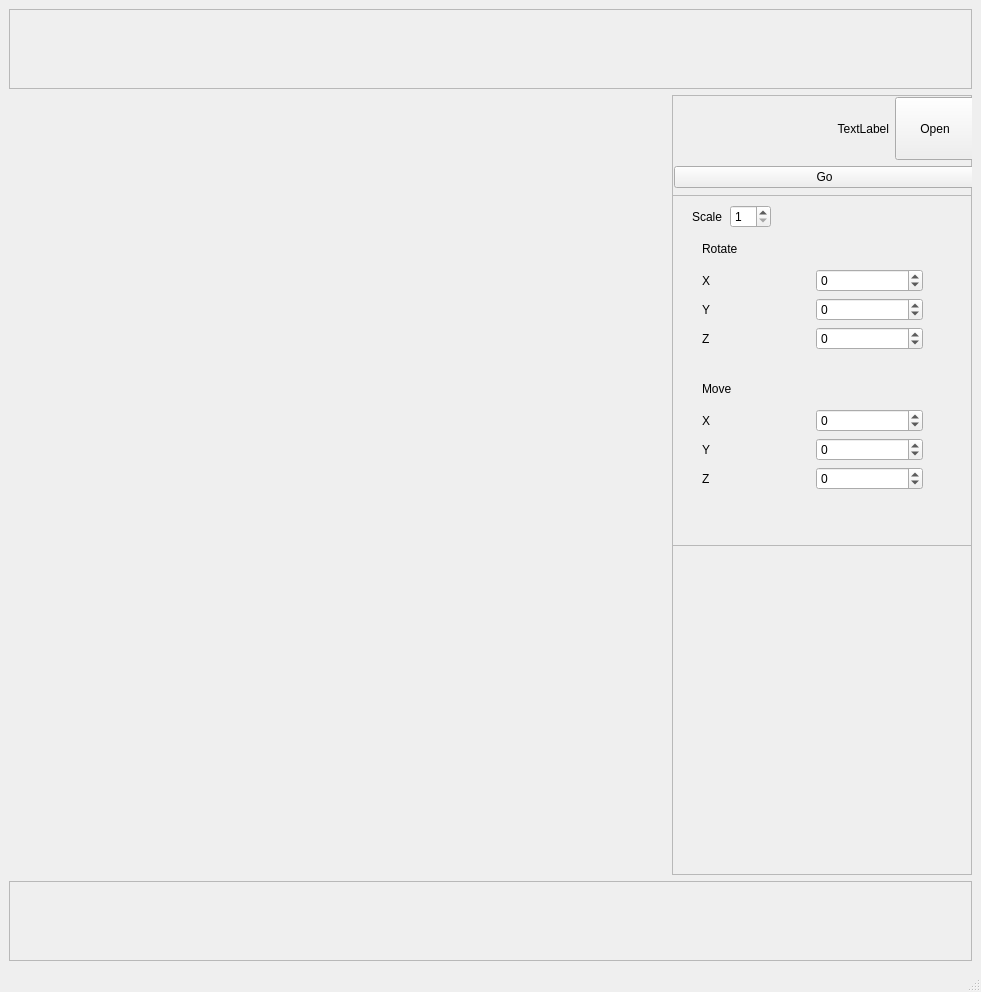
Before: the Qt Designer form src/View/mainwindow.ui in klotzgal/3DViewer_v2.1, drawn with Qt 5.
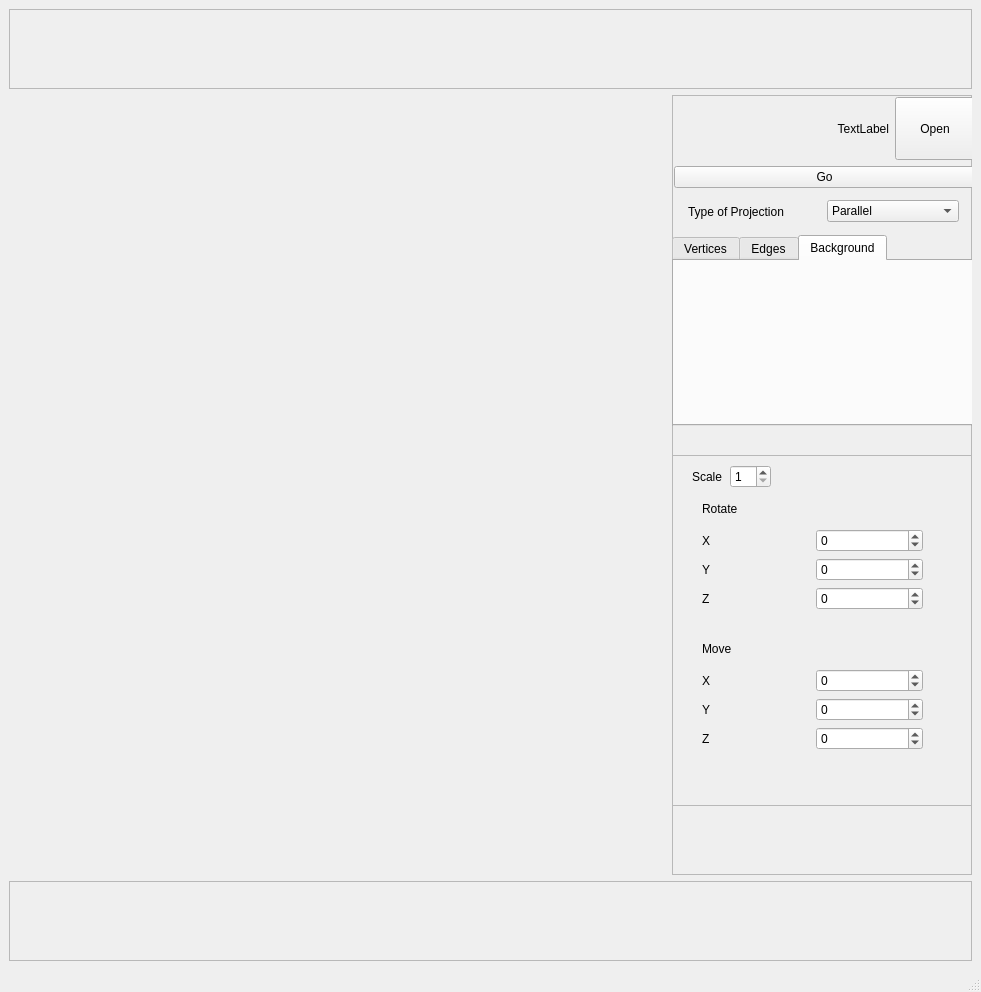
After: the same form once the commit is applied. Custom widgets are drawn as their Qt base class.

Diff of the .ui file:
```diff
--- a/src/View/mainwindow.ui
+++ b/src/View/mainwindow.ui
@@ -95,7 +95,7 @@
          <property name="geometry">
           <rect>
            <x>0</x>
-           <y>100</y>
+           <y>360</y>
            <width>301</width>
            <height>351</height>
           </rect>
@@ -370,6 +370,67 @@
           </item>
          </layout>
         </widget>
+        <widget class="QTabWidget" name="style_tab">
+         <property name="geometry">
+          <rect>
+           <x>0</x>
+           <y>140</y>
+           <width>301</width>
+           <height>191</height>
+          </rect>
+         </property>
+         <property name="currentIndex">
+          <number>2</number>
+         </property>
+         <widget class="QWidget" name="tab_3">
+          <attribute name="title">
+           <string>Vertices</string>
+          </attribute>
+         </widget>
+         <widget class="QWidget" name="tab">
+          <attribute name="title">
+           <string>Edges</string>
+          </attribute>
+         </widget>
+         <widget class="QWidget" name="tab_2">
+          <attribute name="title">
+           <string>Background</string>
+          </attribute>
+         </widget>
+        </widget>
+        <widget class="QWidget" name="">
+         <property name="geometry">
+          <rect>
+           <x>16</x>
+           <y>101</y>
+           <width>271</width>
+           <height>31</height>
+          </rect>
+         </property>
+         <layout class="QHBoxLayout" name="horizontalLayout_9">
+          <item>
+           <widget class="QLabel" name="projection_title">
+            <property name="text">
+             <string>Type of Projection</string>
+            </property>
+           </widget>
+          </item>
+          <item>
+           <widget class="QComboBox" name="projection_type">
+            <item>
+             <property name="text">
+              <string>Parallel</string>
+             </property>
+            </item>
+            <item>
+             <property name="text">
+              <string>Central</string>
+             </property>
+            </item>
+           </widget>
+          </item>
+         </layout>
+        </widget>
        </widget>
       </item>
      </layout>
```
Left out of the diff: 2 changed lines with no effect on the pictures.
